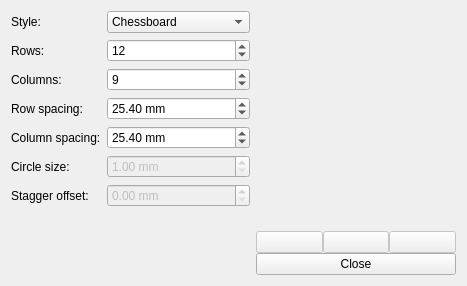
Old version of the form gui/calibrationstandarddialog.ui in the repository ryaninvents/PicoScan.
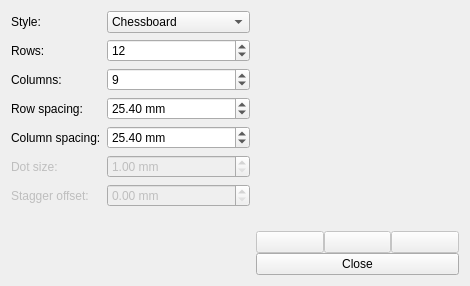
New version of the form. Icons and pictures are not drawn.

Commit message: cleaned up cal std dialog

```diff
--- a/gui/calibrationstandarddialog.ui
+++ b/gui/calibrationstandarddialog.ui
@@ -9,7 +9,7 @@
    <rect>
     <x>0</x>
     <y>0</y>
-    <width>466</width>
+    <width>470</width>
     <height>286</height>
    </rect>
   </property>
@@ -133,9 +133,12 @@
       </widget>
      </item>
      <item row="5" column="0">
-      <widget class="QLabel" name="label_8">
+      <widget class="QLabel" name="circleSizeLabel">
+       <property name="enabled">
+        <bool>false</bool>
+       </property>
        <property name="text">
-        <string>Circle size:</string>
+        <string>Dot size:</string>
        </property>
       </widget>
      </item>
@@ -156,7 +159,10 @@
       </widget>
      </item>
      <item row="6" column="0">
-      <widget class="QLabel" name="label_9">
+      <widget class="QLabel" name="staggerOffsetLabel">
+       <property name="enabled">
+        <bool>false</bool>
+       </property>
        <property name="text">
         <string>Stagger offset:</string>
        </property>
```
Left out of the diff: 33 changed lines with no effect on the pictures. The commit also changes 2 other files.
